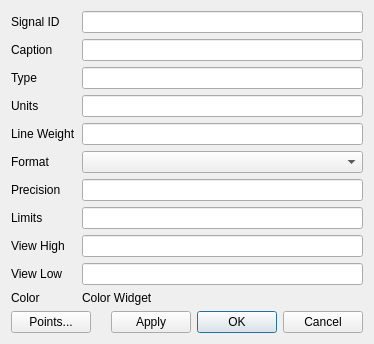
First picture: the form in libs/TrendView/DialogTrendSignalProperties.ui, repository whiteman-kr/u7set, before the edit.
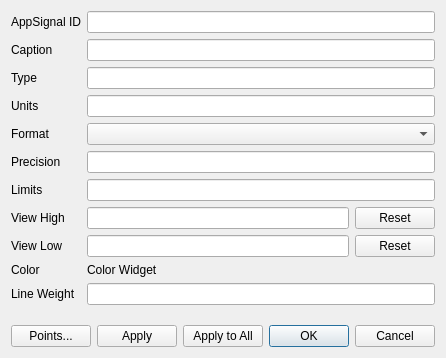
Second picture: the form after the edit. Custom widgets are drawn as their Qt base class.

Commit message: RPCT-4156, TrendView: DialogTrendSignalProperties improvements

```diff
--- a/libs/TrendView/DialogTrendSignalProperties.ui
+++ b/libs/TrendView/DialogTrendSignalProperties.ui
@@ -6,8 +6,8 @@
    <rect>
     <x>0</x>
     <y>0</y>
-    <width>374</width>
-    <height>283</height>
+    <width>440</width>
+    <height>358</height>
    </rect>
   </property>
   <property name="windowTitle">
@@ -16,17 +16,31 @@
   <layout class="QGridLayout" name="gridLayout_2">
    <item row="0" column="0">
     <layout class="QGridLayout" name="gridLayout">
-     <item row="6" column="0">
-      <widget class="QLabel" name="viewPrecisionLabel">
+     <item row="1" column="0">
+      <widget class="QLabel" name="captionLabel">
        <property name="text">
-        <string>Precision</string>
+        <string>Caption</string>
        </property>
       </widget>
      </item>
-     <item row="7" column="0">
-      <widget class="QLabel" name="limitsLabel">
+     <item row="9" column="0">
+      <widget class="QLabel" name="viewLowLabel">
        <property name="text">
-        <string>Limits</string>
+        <string>View Low</string>
+       </property>
+      </widget>
+     </item>
+     <item row="11" column="0">
+      <widget class="QLabel" name="viewLineWeightLabel">
+       <property name="text">
+        <string>Line Weight</string>
+       </property>
+      </widget>
+     </item>
+     <item row="0" column="0">
+      <widget class="QLabel" name="singalIdLabel">
+       <property name="text">
+        <string>AppSignal ID</string>
        </property>
       </widget>
      </item>
@@ -37,6 +51,41 @@
        </property>
       </widget>
      </item>
+     <item row="5" column="0">
+      <widget class="QLabel" name="viewFormatLabel">
+       <property name="text">
+        <string>Format</string>
+       </property>
+      </widget>
+     </item>
+     <item row="2" column="0">
+      <widget class="QLabel" name="typeLabel">
+       <property name="text">
+        <string>Type</string>
+       </property>
+      </widget>
+     </item>
+     <item row="8" column="1">
+      <widget class="QLineEdit" name="viewHighEdit">
+       <property name="readOnly">
+        <bool>false</bool>
+       </property>
+      </widget>
+     </item>
+     <item row="3" column="0">
+      <widget class="QLabel" name="unitsLabel">
+       <property name="text">
+        <string>Units</string>
+       </property>
+      </widget>
+     </item>
+     <item row="6" column="0">
+      <widget class="QLabel" name="viewPrecisionLabel">
+       <property name="text">
+        <string>Precision</string>
+       </property>
+      </widget>
+     </item>
      <item row="10" column="0">
       <widget class="QLabel" name="colorLabel">
        <property name="text">
@@ -44,24 +93,17 @@
        </property>
       </widget>
      </item>
-     <item row="4" column="0">
-      <widget class="QLabel" name="viewLineWeightLabel">
+     <item row="7" column="0">
+      <widget class="QLabel" name="limitsLabel">
        <property name="text">
-        <string>Line Weight</string>
+        <string>Limits</string>
        </property>
       </widget>
      </item>
-     <item row="7" column="1">
-      <widget class="QLineEdit" name="limitsEdit">
-       <property name="readOnly">
-        <bool>true</bool>
-       </property>
-      </widget>
-     </item>
-     <item row="11" column="0">
+     <item row="12" column="0">
       <spacer name="verticalSpacer">
        <property name="orientation">
-        <enum>Qt::Vertical</enum>
+        <enum>Qt::Orientation::Vertical</enum>
        </property>
        <property name="sizeHint" stdset="0">
         <size>
@@ -78,107 +120,79 @@
        </property>
       </widget>
      </item>
-     <item row="0" column="1">
-      <widget class="QLineEdit" name="signalIdEdit">
+     <item row="8" column="2">
+      <widget class="QPushButton" name="resetHigh">
+       <property name="text">
+        <string>Reset</string>
+       </property>
+      </widget>
+     </item>
+     <item row="7" column="1" colspan="2">
+      <widget class="QLineEdit" name="limitsEdit">
        <property name="readOnly">
         <bool>true</bool>
        </property>
       </widget>
      </item>
-     <item row="9" column="0">
-      <widget class="QLabel" name="viewLowLabel">
+     <item row="9" column="2">
+      <widget class="QPushButton" name="resetLow">
        <property name="text">
-        <string>View Low</string>
+        <string>Reset</string>
        </property>
       </widget>
      </item>
-     <item row="6" column="1">
+     <item row="6" column="1" colspan="2">
       <widget class="QLineEdit" name="viewPrecisionEdit">
        <property name="readOnly">
         <bool>false</bool>
        </property>
       </widget>
      </item>
-     <item row="4" column="1">
-      <widget class="QLineEdit" name="viewLineWeightEdit">
-       <property name="readOnly">
-        <bool>false</bool>
-       </property>
-      </widget>
+     <item row="5" column="1" colspan="2">
+      <widget class="QComboBox" name="viewFormatCombo"/>
      </item>
-     <item row="0" column="0">
-      <widget class="QLabel" name="singalIdLabel">
-       <property name="text">
-        <string>Signal ID</string>
-       </property>
-      </widget>
-     </item>
-     <item row="3" column="1">
+     <item row="3" column="1" colspan="2">
       <widget class="QLineEdit" name="unitsEdit">
        <property name="readOnly">
         <bool>true</bool>
        </property>
       </widget>
      </item>
-     <item row="10" column="1">
+     <item row="2" column="1" colspan="2">
+      <widget class="QLineEdit" name="typeEdit">
+       <property name="readOnly">
+        <bool>true</bool>
+       </property>
+      </widget>
+     </item>
+     <item row="1" column="1" colspan="2">
+      <widget class="QLineEdit" name="captionEdit">
+       <property name="readOnly">
+        <bool>true</bool>
+       </property>
+      </widget>
+     </item>
+     <item row="0" column="1" colspan="2">
+      <widget class="QLineEdit" name="signalIdEdit">
+       <property name="readOnly">
+        <bool>true</bool>
+       </property>
+      </widget>
+     </item>
+     <item row="10" column="1" colspan="2">
       <widget class="ChooseColorWidget" name="colorWidget">
        <property name="text">
         <string>Color Widget</string>
        </property>
       </widget>
      </item>
-     <item row="1" column="1">
-      <widget class="QLineEdit" name="captionEdit">
-       <property name="readOnly">
-        <bool>true</bool>
-       </property>
-      </widget>
-     </item>
-     <item row="2" column="1">
-      <widget class="QLineEdit" name="typeEdit">
-       <property name="readOnly">
-        <bool>true</bool>
-       </property>
-      </widget>
-     </item>
-     <item row="2" column="0">
-      <widget class="QLabel" name="typeLabel">
-       <property name="text">
-        <string>Type</string>
-       </property>
-      </widget>
-     </item>
-     <item row="3" column="0">
-      <widget class="QLabel" name="unitsLabel">
-       <property name="text">
-        <string>Units</string>
-       </property>
-      </widget>
-     </item>
-     <item row="1" column="0">
-      <widget class="QLabel" name="captionLabel">
-       <property name="text">
-        <string>Caption</string>
-       </property>
-      </widget>
-     </item>
-     <item row="8" column="1">
-      <widget class="QLineEdit" name="viewHighEdit">
+     <item row="11" column="1" colspan="2">
+      <widget class="QLineEdit" name="viewLineWeightEdit">
        <property name="readOnly">
         <bool>false</bool>
        </property>
       </widget>
      </item>
-     <item row="5" column="0">
-      <widget class="QLabel" name="viewFormatLabel">
-       <property name="text">
-        <string>Format</string>
-       </property>
-      </widget>
-     </item>
-     <item row="5" column="1">
-      <widget class="QComboBox" name="viewFormatCombo"/>
-     </item>
     </layout>
    </item>
    <item row="1" column="0">
@@ -193,7 +207,7 @@
      <item>
       <spacer name="horizontalSpacer">
        <property name="orientation">
-        <enum>Qt::Horizontal</enum>
+        <enum>Qt::Orientation::Horizontal</enum>
        </property>
        <property name="sizeHint" stdset="0">
         <size>
@@ -210,13 +224,20 @@
        </property>
       </widget>
      </item>
+     <item>
+      <widget class="QPushButton" name="buttonApplyToAll">
+       <property name="text">
+        <string>Apply to All</string>
+       </property>
+      </widget>
+     </item>
      <item>
       <widget class="QDialogButtonBox" name="buttonBox">
        <property name="orientation">
-        <enum>Qt::Horizontal</enum>
+        <enum>Qt::Orientation::Horizontal</enum>
        </property>
        <property name="standardButtons">
-        <set>QDialogButtonBox::Cancel|QDialogButtonBox::Ok</set>
+        <set>QDialogButtonBox::StandardButton::Cancel|QDialogButtonBox::StandardButton::Ok</set>
        </property>
       </widget>
      </item>
```
Left out of the diff: 51 changed lines with no effect on the pictures. The commit also changes 4 other files.
